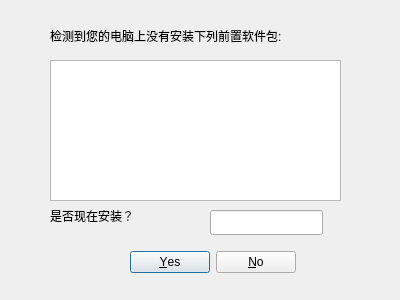
The window that src/guide_software/dependencyinstaller.ui (creeper12356/guide_software) describes before a commit, drawn with Qt 5.
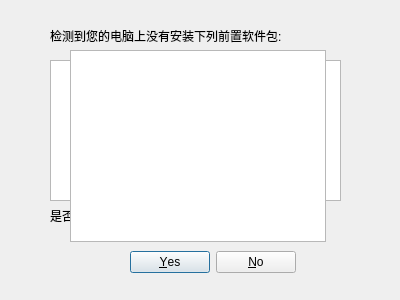
The same window after the commit.

Commit message: fix process bug can run QProcess without gui freezing.

```diff
--- a/src/guide_software/dependencyinstaller.ui
+++ b/src/guide_software/dependencyinstaller.ui
@@ -84,6 +84,16 @@
     </rect>
    </property>
   </widget>
+  <widget class="QTextBrowser" name="textBrowser">
+   <property name="geometry">
+    <rect>
+     <x>70</x>
+     <y>50</y>
+     <width>256</width>
+     <height>192</height>
+    </rect>
+   </property>
+  </widget>
  </widget>
  <resources/>
  <connections/>
```
The commit also changes 4 other files.
